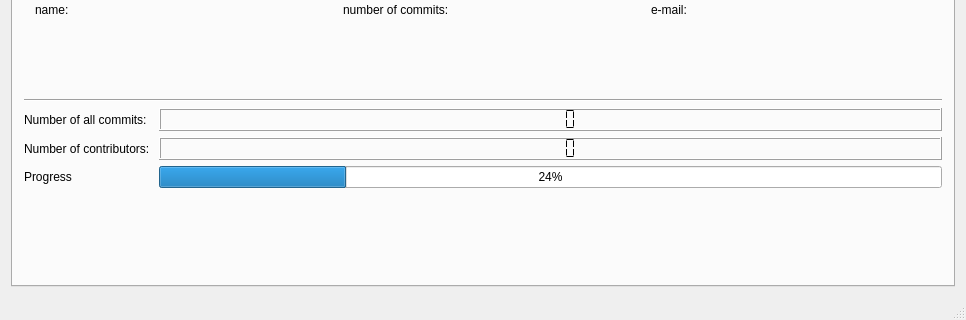
Before: the Qt Designer form mainwindow.ui in Slavyana-c/Git-Desktop-Interface, drawn with Qt 5; both pictures show x 0 to 966 and y 176 to 496 of the 966 by 496 pixel window.
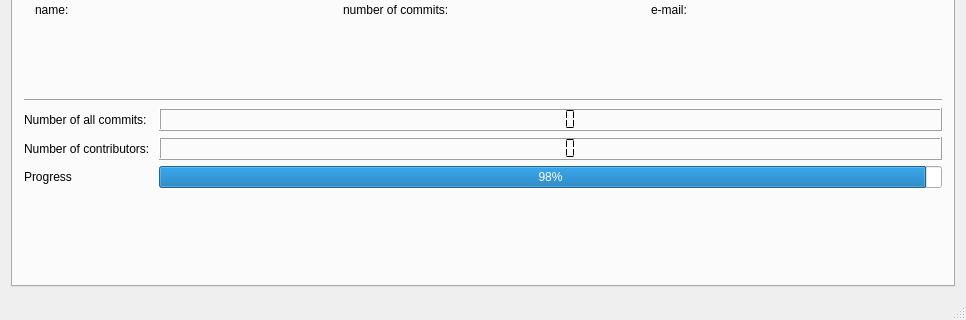
After: the same form once the commit is applied.

```diff
--- a/mainwindow.ui
+++ b/mainwindow.ui
@@ -141,7 +141,7 @@
           <item row="2" column="1">
            <widget class="QProgressBar" name="progressBar">
             <property name="value">
-             <number>24</number>
+             <number>98</number>
             </property>
            </widget>
           </item>
```
